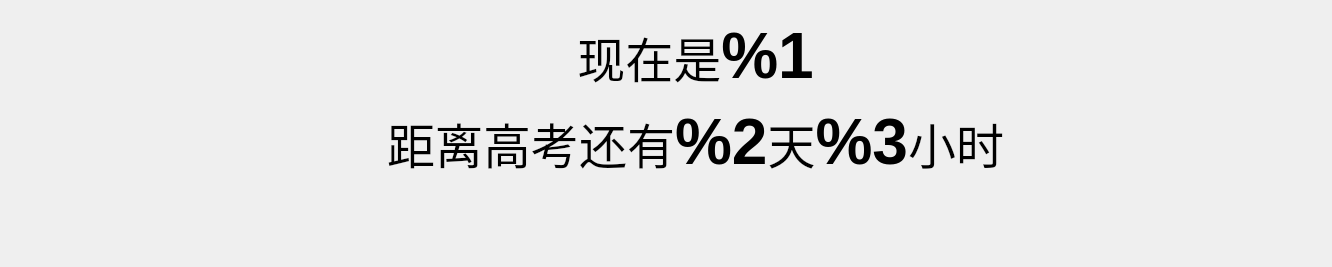
This is counterw.ui in Candlest/ClassBoard as Qt 5 draws it before an edit. The edited form follows.
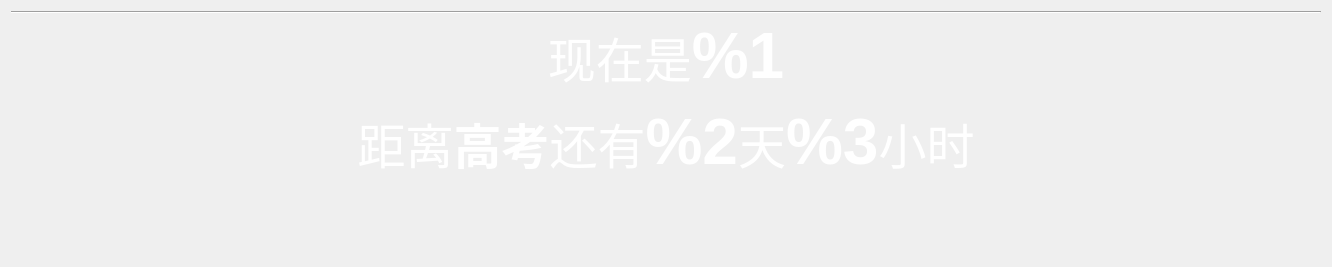
This is the edited form.

Diff of the .ui file:
```diff
--- a/counterw.ui
+++ b/counterw.ui
@@ -13,25 +13,39 @@
   <property name="windowTitle">
    <string>Form</string>
   </property>
+  <property name="styleSheet">
+   <string notr="true"/>
+  </property>
+  <layout class="QVBoxLayout" name="verticalLayout">
+   <item>
+    <widget class="Line" name="line">
+     <property name="styleSheet">
+      <string notr="true">&lt;hr border: 0;
+    padding: 3px;
+    background: linear-gradient(135deg, red, orange,green, blue, purple);
+    --mask-image: repeating-linear-gradient(135deg, #000 0px, #000 1px, transparent 1px, transparent 6px);
+    -webkit-mask-image: var(--mask-image);
+    mask-image: var(--mask-image);&gt;</string>
+     </property>
+     <property name="orientation">
+      <enum>Qt::Horizontal</enum>
+     </property>
+    </widget>
+   </item>
+   <item>
   <widget class="QLabel" name="l_now">
-   <property name="geometry">
-    <rect>
-     <x>100</x>
-     <y>20</y>
-     <width>1191</width>
-     <height>211</height>
-    </rect>
-   </property>
    <property name="layoutDirection">
     <enum>Qt::LeftToRight</enum>
    </property>
    <property name="text">
-    <string>&lt;html&gt;&lt;head/&gt;&lt;body&gt;&lt;p align=&quot;center&quot;&gt;&lt;span style=&quot; font-size:36pt;&quot;&gt;现在是&lt;/span&gt;&lt;span style=&quot; font-size:48pt; font-weight:700;&quot;&gt;%1&lt;/span&gt;&lt;/p&gt;&lt;p align=&quot;center&quot;&gt;&lt;span style=&quot; font-size:36pt;&quot;&gt;距离高考还有&lt;/span&gt;&lt;span style=&quot; font-size:48pt; font-weight:700;&quot;&gt;%2&lt;/span&gt;&lt;span style=&quot; font-size:36pt;&quot;&gt;天&lt;/span&gt;&lt;span style=&quot; font-size:48pt; font-weight:700;&quot;&gt;%3&lt;/span&gt;&lt;span style=&quot; font-size:36pt;&quot;&gt;小时&lt;/span&gt;&lt;/p&gt;&lt;/body&gt;&lt;/html&gt;</string>
+      <string>&lt;html&gt;&lt;head/&gt;&lt;body&gt;&lt;p align=&quot;center&quot;&gt;&lt;span style=&quot; font-size:36pt; color:#ffffff;&quot;&gt;现在是&lt;/span&gt;&lt;span style=&quot; font-size:48pt; font-weight:700; color:#ffffff;&quot;&gt;%1&lt;/span&gt;&lt;/p&gt;&lt;p align=&quot;center&quot;&gt;&lt;span style=&quot; font-size:36pt; color:#ffffff;&quot;&gt;距离&lt;/span&gt;&lt;span style=&quot; font-size:36pt; font-weight:700; color:#ffffff;&quot;&gt;高考&lt;/span&gt;&lt;span style=&quot; font-size:36pt; color:#ffffff;&quot;&gt;还有&lt;/span&gt;&lt;span style=&quot; font-size:48pt; font-weight:700; color:#ffffff;&quot;&gt;%2&lt;/span&gt;&lt;span style=&quot; font-size:36pt; color:#ffffff;&quot;&gt;天&lt;/span&gt;&lt;span style=&quot; font-size:48pt; font-weight:700; color:#ffffff;&quot;&gt;%3&lt;/span&gt;&lt;span style=&quot; font-size:36pt; color:#ffffff;&quot;&gt;小时&lt;/span&gt;&lt;/p&gt;&lt;/body&gt;&lt;/html&gt;</string>
    </property>
    <property name="alignment">
     <set>Qt::AlignHCenter|Qt::AlignTop</set>
    </property>
   </widget>
+   </item>
+  </layout>
  </widget>
  <resources/>
  <connections/>
```
Lines whose indentation alone changed are shown as unchanged.
